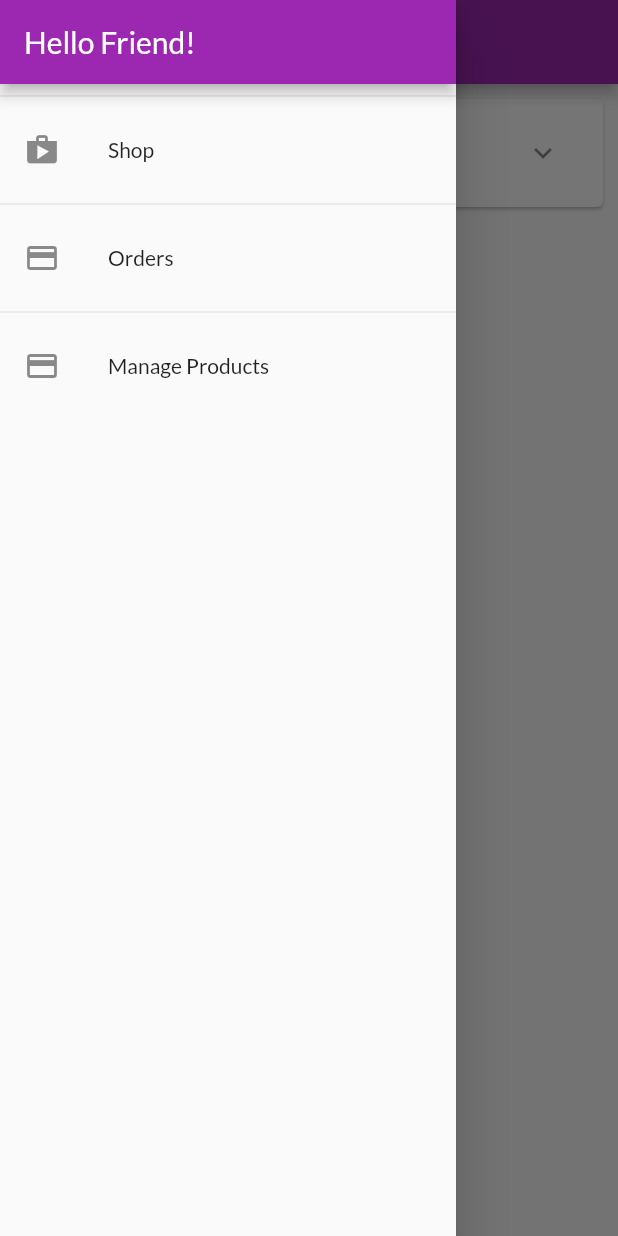
After one commit to NguyenThiBaoTranB1910008/ct484_myshop, a Flutter app: the OrdersScreen screen opened by its route, with the side drawer open, on a phone screen of 412 x 824 dp. The commit adds this screen. Run offline on Flutter 3.47's test engine with Material 2 defaults, Android fonts, the phone set to English and light mode, and no system bars; network calls fail.

Commit message:
Xay dung drawer va dinh tuyen theo ten

```diff
--- a/lib/ui/orders/orders_screen.dart
+++ b/lib/ui/orders/orders_screen.dart
@@ -1,8 +1,10 @@
 import 'package:flutter/material.dart';
 import 'order_manager.dart';
 import 'order_item_card.dart';
+import '../shared/app_drawer.dart';
 
 class OrdersScreen extends StatelessWidget {
+  static const routeName = '/orders';
   const OrdersScreen({super.key});
 
   @override
@@ -13,6 +15,7 @@ class OrdersScreen extends StatelessWidget {
       appBar: AppBar(
         title: const Text('Your Orders'),
       ),
+      drawer: const AppDrawer(),
       body: ListView.builder(
         itemCount: ordersManager.orderCount,
         itemBuilder: (ctx, i) => OrderItemCard(ordersManager.orders[i]),
--- a/lib/ui/products/product_detail_screen.dart
+++ b/lib/ui/products/product_detail_screen.dart
@@ -4,6 +4,7 @@ import 'package:flutter/material.dart';
 import '../../models/product.dart';
 
 class ProductDetailScreen extends StatelessWidget {
+  static const routeName = '/product-detail';
   const ProductDetailScreen(
     this.product, {
     super.key,
--- a/lib/ui/products/product_overview_screen.dart
+++ b/lib/ui/products/product_overview_screen.dart
@@ -1,6 +1,7 @@
 import 'package:flutter/cupertino.dart';
 import 'package:flutter/material.dart';
-
+import 'package:myshop/ui/cart/cart_screen.dart';
+import '../shared/app_drawer.dart';
 import 'products_grid.dart';
 
 enum FilterOptions { favorites, all }
@@ -23,6 +24,7 @@ class _ProductsOverviewScreenState extends State<ProductsOverviewScreen> {
           buildShoppingCartIcon(),
         ],
       ),
+      drawer: const AppDrawer(),
       body: ProductsGrid(_showOnlyFavorites),
     );
   }
@@ -33,7 +35,7 @@ class _ProductsOverviewScreenState extends State<ProductsOverviewScreen> {
         Icons.shopping_cart,
       ),
       onPressed: () {
-        print('Go to cart screen');
+        Navigator.of(context).pushNamed(CartScreen.routeName);
       },
     );
   }
--- a/lib/ui/products/products_manager.dart
+++ b/lib/ui/products/products_manager.dart
@@ -49,4 +49,8 @@ class ProductsManager {
   List<Product> get favoriteItems {
     return _items.where((prodItem) => prodItem.isFavorite).toList();
   }
+
+  Product findById(String id) {
+    return _items.firstWhere((prod) => prod.id == id);
+  }
 }
--- a/lib/ui/products/user_products_screen.dart
+++ b/lib/ui/products/user_products_screen.dart
@@ -2,8 +2,10 @@
 import 'package:flutter/material.dart';
 import 'user_product_list_tile.dart';
 import 'products_manager.dart';
+import '../shared/app_drawer.dart';
 
 class UserProductsScreen extends StatelessWidget {
+  static const routeName = '/user-products';
   const UserProductsScreen({super.key});
   @override
   Widget build(BuildContext context) {
@@ -15,6 +17,7 @@ class UserProductsScreen extends StatelessWidget {
           buildAddButton(),
         ],
       ),
+      drawer: const AppDrawer(),
       body: RefreshIndicator(
         child: buildUserProductListView(productsManager),
         onRefresh: () async => print('refresh products'),
--- /dev/null
+++ b/lib/ui/screens.dart
@@ -0,0 +1,8 @@
+export 'products/product_overview_screen.dart';
+export 'products/product_detail_screen.dart';
+export 'products/user_products_screen.dart';
+export 'products/products_manager.dart';
+export 'orders/orders_screen.dart';
+export 'orders/order_manager.dart';
+export 'cart/cart_screen.dart';
+export 'cart/cart_manager.dart';
--- /dev/null
+++ b/lib/ui/shared/app_drawer.dart
@@ -0,0 +1,46 @@
+import 'package:flutter/material.dart';
+import '../orders/orders_screen.dart';
+import '../products/user_products_screen.dart';
+
+class AppDrawer extends StatelessWidget {
+  const AppDrawer({super.key});
+  @override
+  Widget build(BuildContext context) {
+    return Drawer(
+      child: Column(
+        children: <Widget>[
+          AppBar(
+            title: const Text('Hello Friend!'),
+            automaticallyImplyLeading: false,
+          ),
+          const Divider(),
+          ListTile(
+            leading: const Icon(Icons.shop),
+            title: const Text('Shop'),
+            onTap: () {
+              Navigator.of(context).pushReplacementNamed('/');
+            },
+          ),
+          const Divider(),
+          ListTile(
+            leading: const Icon(Icons.payment),
+            title: const Text('Orders'),
+            onTap: () {
+              Navigator.of(context)
+                  .pushReplacementNamed(OrdersScreen.routeName);
+            },
+          ),
+          const Divider(),
+          ListTile(
+            leading: const Icon(Icons.payment),
+            title: const Text('Manage Products'),
+            onTap: () {
+              Navigator.of(context)
+                  .pushReplacementNamed(UserProductsScreen.routeName);
+            },
+          ),
+        ],
+      ),
+    );
+  }
+}
```
Also changed, not shown: lib/main.dart (+22 -5 lines), lib/ui/products/product_grid_tile.dart (+3 -4 lines).
